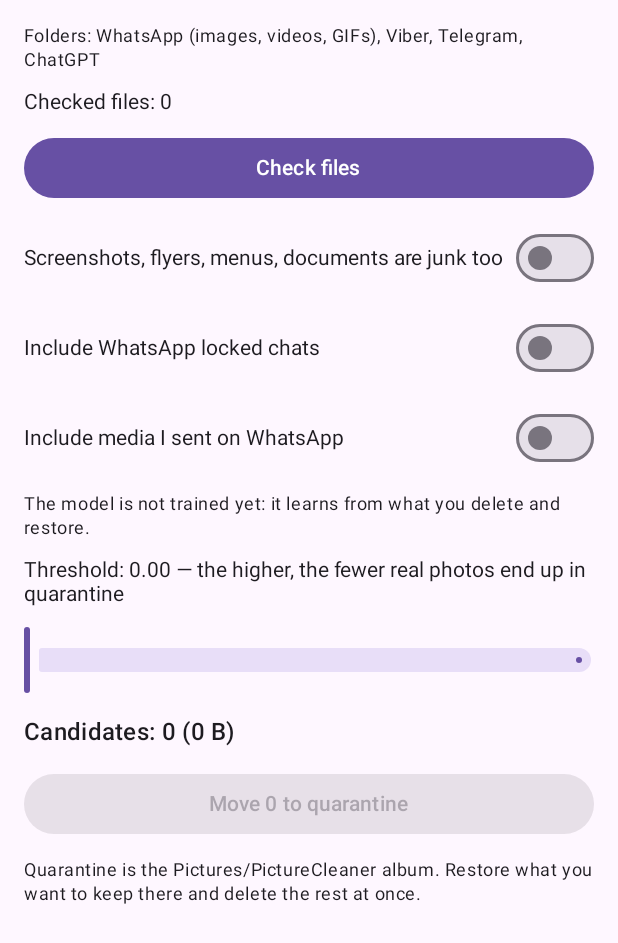
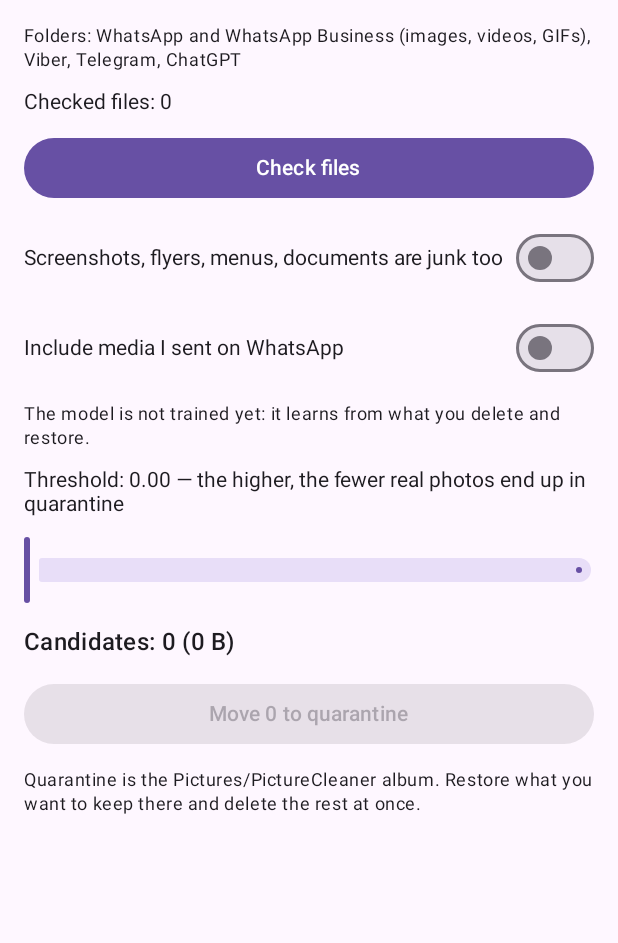
Before and after one commit to stinerrd/picturecleaner, an Android app built with Jetpack Compose: the composable ScanScreen called with empty values, on a phone screen of 412 x 824 dp. Shown: the top 943 px of the screen. Run offline under Robolectric (Android 15) with nearby library versions, the phone set to English and light mode, and no system bars; 1 statement that could not run was skipped.

Commit message:
feat: закрытые чаты WhatsApp Business, переключатель только при наличии
Закрытые чаты, медиа которых лежат в общей памяти, есть у WhatsApp и
WhatsApp Business; секретные чаты Telegram, скрытые Viber и Signal
держат медиа во внутренней памяти приложения, туда без root не попасть.
Список папок закрытых чатов теперь общий для обоих WhatsApp, а
переключатель показывается, только если в них есть медиа или он уже
включён (иначе его нельзя было бы выключить).

Co-Authored-By: Claude Opus 5.5 <noreply@anthropic.com>

```diff
--- a/app/src/main/java/de/drepp/picturecleaner/MainActivity.kt
+++ b/app/src/main/java/de/drepp/picturecleaner/MainActivity.kt
@@ -70,6 +70,7 @@ private fun App(vm: MainViewModel) {
     val threshold by vm.threshold.collectAsStateWithLifecycle()
     val includeDocuments by vm.includeDocuments.collectAsStateWithLifecycle()
     val scope by vm.scope.collectAsStateWithLifecycle()
+    val hasLockedChats by vm.hasLockedChats.collectAsStateWithLifecycle()
     val model by vm.modelInfo.collectAsStateWithLifecycle()
     val progress by vm.progress.collectAsStateWithLifecycle()
     val quarantined by vm.quarantined.collectAsStateWithLifecycle()
@@ -102,6 +103,7 @@ private fun App(vm: MainViewModel) {
                     threshold = threshold,
                     includeDocuments = includeDocuments,
                     scope = scope,
+                    hasLockedChats = hasLockedChats,
                     busy = busy,
                     onThreshold = vm::setThreshold,
                     onIncludeDocuments = vm::setIncludeDocuments,
--- a/app/src/main/java/de/drepp/picturecleaner/ui/MainViewModel.kt
+++ b/app/src/main/java/de/drepp/picturecleaner/ui/MainViewModel.kt
@@ -54,6 +54,7 @@ class MainViewModel(app: Application) : AndroidViewModel(app) {
     val threshold = MutableStateFlow(prefs.getFloat(KEY_THRESHOLD, DEFAULT_THRESHOLD))
     val includeDocuments = MutableStateFlow(scoring.includeDocuments)
     val scope = MutableStateFlow(SourceScope.load(app))
+    val hasLockedChats = MutableStateFlow(false)
     val progress = MutableStateFlow<Progress?>(null)
     val selected = MutableStateFlow<Set<Long>>(emptySet())
     val message = MutableStateFlow<String?>(null)
@@ -240,6 +241,7 @@ class MainViewModel(app: Application) : AndroidViewModel(app) {
     /** Подхватывает правки, сделанные мимо приложения (например, в Галерее). */
     fun syncQuarantine() = viewModelScope.launch(Dispatchers.IO) {
         quarantine.protectHidden()
+        hasLockedChats.value = Sources.hasLockedChatMedia()
         purgeExcluded()
         for (entry in dao.quarantined()) {
             if (File(entry.currentPath).exists()) continue
--- a/app/src/main/java/de/drepp/picturecleaner/ui/Screens.kt
+++ b/app/src/main/java/de/drepp/picturecleaner/ui/Screens.kt
@@ -76,6 +76,7 @@ fun ScanScreen(
     threshold: Float,
     includeDocuments: Boolean,
     scope: SourceScope,
+    hasLockedChats: Boolean,
     busy: Boolean,
     onThreshold: (Float) -> Unit,
     onIncludeDocuments: (Boolean) -> Unit,
@@ -105,9 +106,11 @@ fun ScanScreen(
             Text(stringResource(R.string.scan_documents_switch), modifier = Modifier.weight(1f))
             Switch(checked = includeDocuments, onCheckedChange = onIncludeDocuments, enabled = !busy)
         }
-        Row(verticalAlignment = Alignment.CenterVertically) {
-            Text(stringResource(R.string.scan_private_switch), modifier = Modifier.weight(1f))
-            Switch(checked = scope.includePrivate, onCheckedChange = onIncludePrivate, enabled = !busy)
+        if (hasLockedChats || scope.includePrivate) {
+            Row(verticalAlignment = Alignment.CenterVertically) {
+                Text(stringResource(R.string.scan_private_switch), modifier = Modifier.weight(1f))
+                Switch(checked = scope.includePrivate, onCheckedChange = onIncludePrivate, enabled = !busy)
+            }
         }
         Row(verticalAlignment = Alignment.CenterVertically) {
             Text(stringResource(R.string.scan_sent_switch), modifier = Modifier.weight(1f))
--- a/app/src/main/res/values/strings.xml
+++ b/app/src/main/res/values/strings.xml
@@ -14,13 +14,13 @@
     <string name="progress_deleting">Deleting</string>
     <string name="progress_preparing_delete">Preparing to delete</string>
 
-    <string name="scan_folders">Folders: WhatsApp (images, videos, GIFs), Viber, Telegram, ChatGPT</string>
+    <string name="scan_folders">Folders: WhatsApp and WhatsApp Business (images, videos, GIFs), Viber, Telegram, ChatGPT</string>
     <string name="scan_checked">Checked files: %1$d</string>
     <string name="scan_kept">Kept after review: %1$d</string>
     <string name="scan_missing_embeddings">%1$d files were checked by an older version — tap “Check files” so the model can learn from them.</string>
     <string name="scan_button">Check files</string>
     <string name="scan_documents_switch">Screenshots, flyers, menus, documents are junk too</string>
-    <string name="scan_private_switch">Include WhatsApp locked chats</string>
+    <string name="scan_private_switch">Include locked chats</string>
     <string name="scan_sent_switch">Include media I sent on WhatsApp</string>
     <string name="scan_private_hint">Files from locked chats go to a hidden quarantine and never show up in the Gallery.</string>
     <string name="model_untrained">The model is not trained yet: it learns from what you delete and restore.</string>
```
Also changed, not shown: app/src/main/java/de/drepp/picturecleaner/files/Sources.kt (+19 -9 lines), 5 other files.
